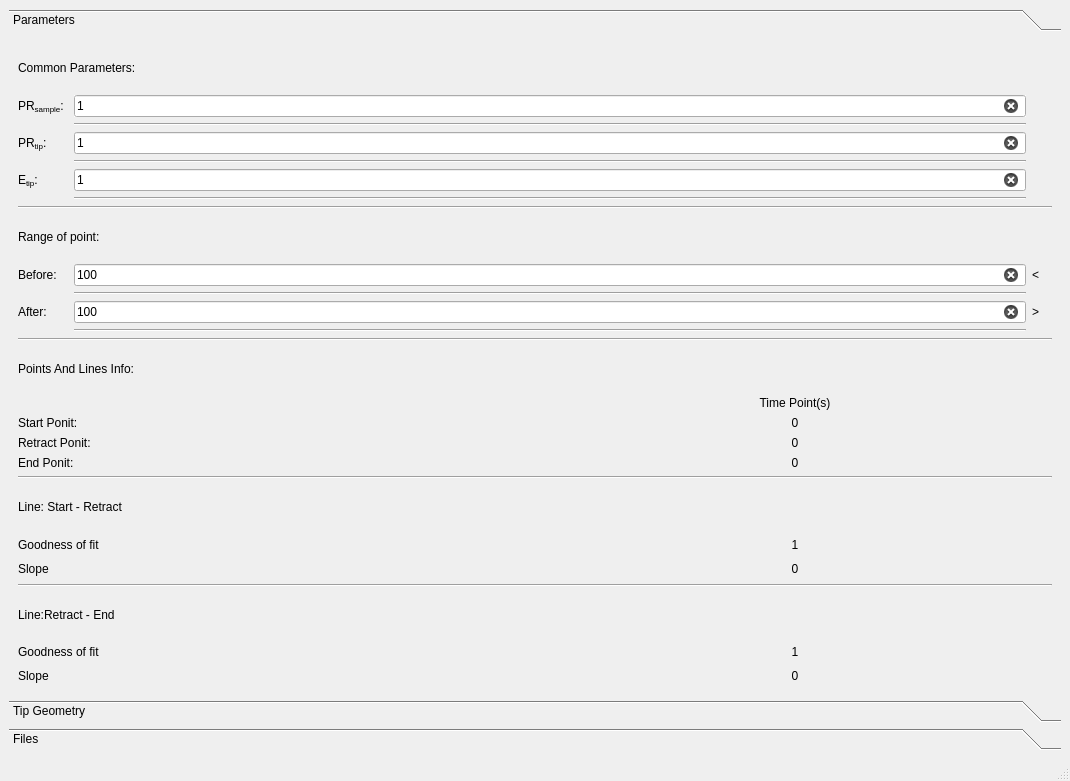
Above: UI_Main.ui from caowen2211891/SouthernUSAFM before the change. Below: the same form after it.
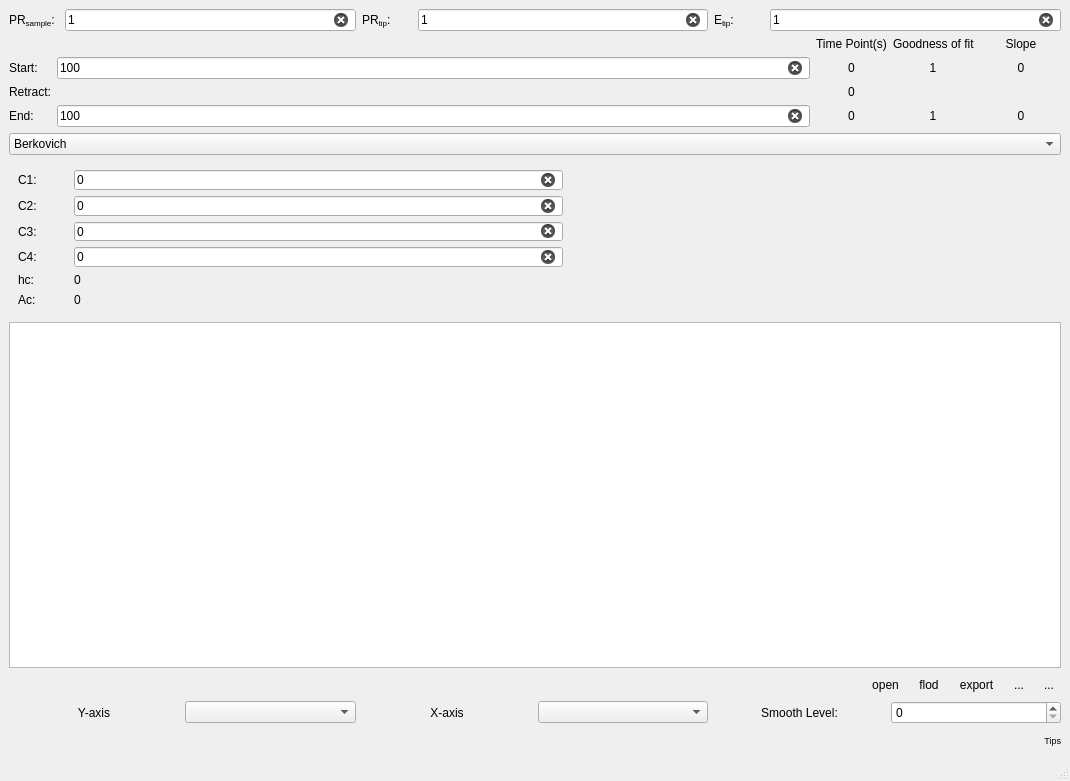
That is the form after the change. The open tabs and pages were chosen to show the change. Icons and pictures are not drawn.

Commit message: 调整界面布局

Patch:
```diff
--- a/UI_Main.ui
+++ b/UI_Main.ui
@@ -31,39 +31,10 @@
        </layout>
       </item>
       <item>
-       <widget class="QToolBox" name="toolBox">
-        <property name="minimumSize">
-         <size>
-          <width>0</width>
-          <height>200</height>
-         </size>
-        </property>
-        <property name="currentIndex">
-         <number>2</number>
-        </property>
-        <widget class="QWidget" name="page">
-         <property name="geometry">
-          <rect>
-           <x>0</x>
-           <y>0</y>
-           <width>418</width>
-           <height>641</height>
-          </rect>
-         </property>
-         <attribute name="label">
-          <string>Parameters</string>
-         </attribute>
-         <layout class="QVBoxLayout" name="verticalLayout">
+       <layout class="QVBoxLayout" name="verticalLayout_4">
           <item>
-           <widget class="QLabel" name="label_36">
-            <property name="text">
-             <string>Common Parameters:</string>
-            </property>
-           </widget>
-          </item>
+         <layout class="QHBoxLayout" name="horizontalLayout_4">
           <item>
-           <layout class="QGridLayout" name="gridLayout_2" rowstretch="0,0,0,0,0,0" rowminimumheight="0,0,0,0,0,0">
-            <item row="0" column="0">
              <widget class="QLabel" name="label_23">
               <property name="minimumSize">
                <size>
@@ -82,94 +53,7 @@
               </property>
              </widget>
             </item>
-            <item row="4" column="0">
-             <widget class="QLabel" name="label_28">
-              <property name="minimumSize">
-               <size>
-                <width>50</width>
-                <height>0</height>
-               </size>
-              </property>
-              <property name="maximumSize">
-               <size>
-                <width>50</width>
-                <height>16777215</height>
-               </size>
-              </property>
-              <property name="text">
-               <string>&lt;html&gt;&lt;head/&gt;&lt;body&gt;&lt;p&gt;E&lt;span style=&quot; vertical-align:sub;&quot;&gt;tip&lt;/span&gt;:&lt;/p&gt;&lt;/body&gt;&lt;/html&gt;</string>
-              </property>
-              <property name="wordWrap">
-               <bool>true</bool>
-              </property>
-             </widget>
-            </item>
-            <item row="2" column="1">
-             <widget class="QLineEdit" name="prtip_et">
-              <property name="maximumSize">
-               <size>
-                <width>16777215</width>
-                <height>16777215</height>
-               </size>
-              </property>
-              <property name="text">
-               <string>1</string>
-              </property>
-              <property name="clearButtonEnabled">
-               <bool>true</bool>
-              </property>
-             </widget>
-            </item>
-            <item row="0" column="2">
-             <widget class="QLabel" name="label_13">
-              <property name="minimumSize">
-               <size>
-                <width>20</width>
-                <height>0</height>
-               </size>
-              </property>
-              <property name="maximumSize">
-               <size>
-                <width>20</width>
-                <height>16777215</height>
-               </size>
-              </property>
-              <property name="text">
-               <string/>
-              </property>
-             </widget>
-            </item>
-            <item row="4" column="1">
-             <widget class="QLineEdit" name="etip_et">
-              <property name="maximumSize">
-               <size>
-                <width>16777215</width>
-                <height>16777215</height>
-               </size>
-              </property>
-              <property name="text">
-               <string>1</string>
-              </property>
-              <property name="clearButtonEnabled">
-               <bool>true</bool>
-              </property>
-             </widget>
-            </item>
-            <item row="3" column="1">
-             <widget class="Line" name="line_3">
-              <property name="orientation">
-               <enum>Qt::Horizontal</enum>
-              </property>
-             </widget>
-            </item>
-            <item row="5" column="1">
-             <widget class="Line" name="line_2">
-              <property name="orientation">
-               <enum>Qt::Horizontal</enum>
-              </property>
-             </widget>
-            </item>
-            <item row="0" column="1">
+          <item>
              <widget class="QLineEdit" name="prsample_et">
               <property name="maximumSize">
                <size>
@@ -202,14 +86,7 @@
               </property>
              </widget>
             </item>
-            <item row="1" column="1">
-             <widget class="Line" name="line">
-              <property name="orientation">
-               <enum>Qt::Horizontal</enum>
-              </property>
-             </widget>
-            </item>
-            <item row="2" column="0">
+          <item>
              <widget class="QLabel" name="label_24">
               <property name="minimumSize">
                <size>
@@ -231,17 +108,8 @@
               </property>
              </widget>
             </item>
-           </layout>
-          </item>
           <item>
-           <widget class="Line" name="line_6">
-            <property name="orientation">
-             <enum>Qt::Horizontal</enum>
-            </property>
-           </widget>
-          </item>
-          <item>
-           <widget class="QLabel" name="label_4">
+           <widget class="QLineEdit" name="prtip_et">
             <property name="maximumSize">
              <size>
               <width>16777215</width>
@@ -249,45 +117,15 @@
              </size>
             </property>
             <property name="text">
-             <string>Range of point:</string>
+             <string>1</string>
             </property>
-            <property name="alignment">
-             <set>Qt::AlignLeading|Qt::AlignLeft|Qt::AlignVCenter</set>
-            </property>
-           </widget>
-          </item>
-          <item>
-           <layout class="QGridLayout" name="gridLayout_7">
-            <item row="5" column="1">
-             <widget class="QLineEdit" name="ac_et">
-              <property name="minimumSize">
-               <size>
-                <width>0</width>
-                <height>0</height>
-               </size>
-              </property>
-              <property name="maximumSize">
-               <size>
-                <width>16777215</width>
-                <height>16777215</height>
-               </size>
-              </property>
-              <property name="acceptDrops">
-               <bool>false</bool>
-              </property>
-              <property name="text">
-               <string>100</string>
-              </property>
-              <property name="alignment">
-               <set>Qt::AlignLeading|Qt::AlignLeft|Qt::AlignVCenter</set>
-              </property>
               <property name="clearButtonEnabled">
                <bool>true</bool>
               </property>
              </widget>
             </item>
-            <item row="5" column="0">
-             <widget class="QLabel" name="label_27">
+          <item>
+           <widget class="QLabel" name="label_28">
               <property name="minimumSize">
                <size>
                 <width>50</width>
@@ -301,37 +139,15 @@
                </size>
               </property>
               <property name="text">
-               <string>After:</string>
-              </property>
-             </widget>
-            </item>
-            <item row="3" column="0">
-             <widget class="QLabel" name="label_14">
-              <property name="minimumSize">
-               <size>
-                <width>50</width>
-                <height>0</height>
-               </size>
-              </property>
-              <property name="maximumSize">
-               <size>
-                <width>50</width>
-                <height>16777215</height>
-               </size>
-              </property>
-              <property name="text">
-               <string>Before:</string>
-              </property>
-             </widget>
-            </item>
-            <item row="3" column="1">
-             <widget class="QLineEdit" name="bc_et">
-              <property name="minimumSize">
-               <size>
-                <width>0</width>
-                <height>0</height>
-               </size>
-              </property>
+             <string>&lt;html&gt;&lt;head/&gt;&lt;body&gt;&lt;p&gt;E&lt;span style=&quot; vertical-align:sub;&quot;&gt;tip&lt;/span&gt;:&lt;/p&gt;&lt;/body&gt;&lt;/html&gt;</string>
+            </property>
+            <property name="wordWrap">
+             <bool>true</bool>
+            </property>
+           </widget>
+          </item>
+          <item>
+           <widget class="QLineEdit" name="etip_et">
               <property name="maximumSize">
                <size>
                 <width>16777215</width>
@@ -339,87 +155,57 @@
                </size>
               </property>
               <property name="text">
-               <string>100</string>
-              </property>
-              <property name="alignment">
-               <set>Qt::AlignLeading|Qt::AlignLeft|Qt::AlignVCenter</set>
-              </property>
+             <string>1</string>
+            </property>
               <property name="clearButtonEnabled">
                <bool>true</bool>
               </property>
              </widget>
             </item>
-            <item row="3" column="2">
-             <widget class="QLabel" name="label_37">
-              <property name="minimumSize">
-               <size>
-                <width>20</width>
-                <height>0</height>
-               </size>
-              </property>
-              <property name="maximumSize">
-               <size>
-                <width>20</width>
-                <height>16777215</height>
-               </size>
-              </property>
-              <property name="text">
-               <string>&lt;</string>
-              </property>
-             </widget>
-            </item>
-            <item row="6" column="1">
-             <widget class="Line" name="line_4">
-              <property name="orientation">
-               <enum>Qt::Horizontal</enum>
-              </property>
-             </widget>
-            </item>
-            <item row="4" column="1">
-             <widget class="Line" name="line_5">
-              <property name="orientation">
-               <enum>Qt::Horizontal</enum>
-              </property>
-             </widget>
-            </item>
-            <item row="5" column="2">
-             <widget class="QLabel" name="label_3">
-              <property name="minimumSize">
-               <size>
-                <width>20</width>
-                <height>0</height>
-               </size>
-              </property>
-              <property name="maximumSize">
-               <size>
-                <width>20</width>
-                <height>16777215</height>
-               </size>
-              </property>
-              <property name="text">
-               <string>&gt;</string>
-              </property>
-             </widget>
-            </item>
-           </layout>
-          </item>
-          <item>
-           <widget class="Line" name="line_7">
-            <property name="orientation">
-             <enum>Qt::Horizontal</enum>
-            </property>
-           </widget>
-          </item>
-          <item>
-           <widget class="QLabel" name="label_39">
-            <property name="text">
-             <string>Points And Lines Info:</string>
-            </property>
-           </widget>
-          </item>
+         </layout>
+        </item>
           <item>
            <layout class="QGridLayout" name="gridLayout_8">
-            <item row="0" column="1">
+          <item row="2" column="2">
+           <widget class="QLabel" name="rt_et">
+            <property name="text">
+             <string>0</string>
+            </property>
+            <property name="alignment">
+             <set>Qt::AlignCenter</set>
+            </property>
+           </widget>
+          </item>
+          <item row="3" column="3">
+           <widget class="QLabel" name="r2_after">
+            <property name="minimumSize">
+             <size>
+              <width>80</width>
+              <height>0</height>
+             </size>
+            </property>
+            <property name="maximumSize">
+             <size>
+              <width>80</width>
+              <height>16777215</height>
+             </size>
+            </property>
+            <property name="text">
+             <string>1</string>
+            </property>
+            <property name="alignment">
+             <set>Qt::AlignCenter</set>
+            </property>
+           </widget>
+          </item>
+          <item row="1" column="0">
+           <widget class="QLabel" name="label_35">
+            <property name="text">
+             <string>Start:</string>
+            </property>
+           </widget>
+          </item>
+          <item row="0" column="2">
              <widget class="QLabel" name="label_17">
               <property name="maximumSize">
                <size>
@@ -435,14 +221,7 @@
               </property>
              </widget>
             </item>
-            <item row="3" column="0">
-             <widget class="QLabel" name="label_41">
-              <property name="text">
-               <string>End Ponit:</string>
-              </property>
-             </widget>
-            </item>
-            <item row="3" column="1">
+          <item row="3" column="2">
              <widget class="QLabel" name="after_time">
               <property name="text">
                <string>0</string>
@@ -452,24 +231,14 @@
               </property>
              </widget>
             </item>
-            <item row="2" column="0">
-             <widget class="QLabel" name="label_40">
+          <item row="3" column="0">
+           <widget class="QLabel" name="label_41">
               <property name="text">
-               <string>Retract Ponit:</string>
+             <string>End:</string>
               </property>
              </widget>
             </item>
-            <item row="2" column="1">
-             <widget class="QLabel" name="rt_et">
-              <property name="text">
-               <string>0</string>
-              </property>
-              <property name="alignment">
-               <set>Qt::AlignCenter</set>
-              </property>
-             </widget>
-            </item>
-            <item row="1" column="1">
+          <item row="1" column="2">
              <widget class="QLabel" name="before_time">
               <property name="text">
                <string>0</string>
@@ -479,81 +248,20 @@
               </property>
              </widget>
             </item>
-            <item row="1" column="0">
-             <widget class="QLabel" name="label_35">
-              <property name="text">
-               <string>Start Ponit:</string>
-              </property>
-             </widget>
-            </item>
-           </layout>
-          </item>
-          <item>
-           <widget class="Line" name="line_8">
-            <property name="orientation">
-             <enum>Qt::Horizontal</enum>
-            </property>
-           </widget>
-          </item>
-          <item>
-           <widget class="QLabel" name="label_42">
-            <property name="text">
-             <string>Line: Start - Retract</string>
-            </property>
-           </widget>
-          </item>
-          <item>
-           <layout class="QGridLayout" name="gridLayout_10">
-            <item row="0" column="0">
-             <widget class="QLabel" name="label_7">
-              <property name="maximumSize">
-               <size>
-                <width>16777215</width>
-                <height>16777215</height>
-               </size>
-              </property>
-              <property name="text">
-               <string>Goodness of fit</string>
-              </property>
-              <property name="alignment">
-               <set>Qt::AlignLeading|Qt::AlignLeft|Qt::AlignVCenter</set>
-              </property>
-             </widget>
-            </item>
-            <item row="0" column="1">
-             <widget class="QLabel" name="r2_before">
-              <property name="text">
-               <string>1</string>
-              </property>
-              <property name="alignment">
-               <set>Qt::AlignCenter</set>
-              </property>
-             </widget>
-            </item>
-            <item row="1" column="0">
-             <widget class="QLabel" name="label_6">
-              <property name="minimumSize">
-               <size>
-                <width>0</width>
-                <height>0</height>
-               </size>
-              </property>
-              <property name="maximumSize">
-               <size>
-                <width>16777215</width>
-                <height>16777215</height>
-               </size>
-              </property>
-              <property name="text">
-               <string>Slope</string>
-              </property>
-              <property name="alignment">
-               <set>Qt::AlignLeading|Qt::AlignLeft|Qt::AlignVCenter</set>
-              </property>
-             </widget>
-            </item>
-            <item row="1" column="1">
+          <item row="1" column="4">
              <widget class="QLabel" name="slope_before">
+            <property name="minimumSize">
+             <size>
+              <width>80</width>
+              <height>0</height>
+             </size>
+            </property>
+            <property name="maximumSize">
+             <size>
+              <width>80</width>
+              <height>16777215</height>
+             </size>
+            </property>
               <property name="text">
                <string>0</string>
               </property>
@@ -562,49 +270,49 @@
               </property>
              </widget>
             </item>
-           </layout>
-          </item>
-          <item>
-           <widget class="Line" name="line_9">
-            <property name="orientation">
-             <enum>Qt::Horizontal</enum>
-            </property>
-           </widget>
-          </item>
-          <item>
-           <widget class="QLabel" name="label_43">
+          <item row="2" column="0">
+           <widget class="QLabel" name="label_40">
             <property name="text">
-             <string>Line:Retract - End</string>
+             <string>Retract:</string>
             </property>
            </widget>
           </item>
-          <item>
-           <layout class="QGridLayout" name="gridLayout_9">
-            <item row="0" column="1">
-             <widget class="QLabel" name="r2_after">
+          <item row="0" column="4">
+           <widget class="QLabel" name="label_6">
               <property name="minimumSize">
                <size>
-                <width>20</width>
+              <width>0</width>
                 <height>0</height>
                </size>
               </property>
+            <property name="maximumSize">
+             <size>
+              <width>16777215</width>
+              <height>16777215</height>
+             </size>
+            </property>
               <property name="text">
-               <string>1</string>
+             <string>Slope</string>
               </property>
               <property name="alignment">
                <set>Qt::AlignCenter</set>
               </property>
              </widget>
             </item>
-            <item row="0" column="0">
-             <widget class="QLabel" name="label_44">
-              <property name="text">
-               <string>Goodness of fit</string>
-              </property>
-             </widget>
-            </item>
-            <item row="1" column="1">
+          <item row="3" column="4">
              <widget class="QLabel" name="slope_after">
+            <property name="minimumSize">
+             <size>
+              <width>80</width>
+              <height>0</height>
+             </size>
+            </property>
+            <property name="maximumSize">
+             <size>
+              <width>80</width>
+              <height>16777215</height>
+             </size>
+            </property>
               <property name="text">
                <string>0</string>
               </property>
@@ -613,30 +321,99 @@
               </property>
              </widget>
             </item>
-            <item row="1" column="0">
-             <widget class="QLabel" name="label_45">
+          <item row="0" column="3">
+           <widget class="QLabel" name="label_7">
+            <property name="maximumSize">
+             <size>
+              <width>16777215</width>
+              <height>16777215</height>
+             </size>
+            </property>
               <property name="text">
-               <string>Slope</string>
-              </property>
-             </widget>
-            </item>
-           </layout>
+             <string>Goodness of fit</string>
+            </property>
+            <property name="alignment">
+             <set>Qt::AlignLeading|Qt::AlignLeft|Qt::AlignVCenter</set>
+            </property>
+           </widget>
+          </item>
+          <item row="3" column="1">
+           <widget class="QLineEdit" name="ac_et">
+            <property name="minimumSize">
+             <size>
+              <width>0</width>
+              <height>0</height>
+             </size>
+            </property>
+            <property name="maximumSize">
+             <size>
+              <width>16777215</width>
+              <height>16777215</height>
+             </size>
+            </property>
+            <property name="acceptDrops">
+             <bool>false</bool>
+            </property>
+            <property name="text">
+             <string>100</string>
+            </property>
+            <property name="alignment">
+             <set>Qt::AlignLeading|Qt::AlignLeft|Qt::AlignVCenter</set>
+            </property>
+            <property name="clearButtonEnabled">
+             <bool>true</bool>
+            </property>
+           </widget>
           </item>
-         </layout>
-        </widget>
-        <widget class="QWidget" name="Tip">
-         <property name="geometry">
-          <rect>
-           <x>0</x>
-           <y>0</y>
-           <width>418</width>
-           <height>641</height>
-          </rect>
-         </property>
-         <attribute name="label">
-          <string>Tip Geometry</string>
-         </attribute>
-         <layout class="QVBoxLayout" name="verticalLayout_2">
+          <item row="1" column="1">
+           <widget class="QLineEdit" name="bc_et">
+            <property name="minimumSize">
+             <size>
+              <width>0</width>
+              <height>0</height>
+             </size>
+            </property>
+            <property name="maximumSize">
+             <size>
+              <width>16777215</width>
+              <height>16777215</height>
+             </size>
+            </property>
+            <property name="text">
+             <string>100</string>
+            </property>
+            <property name="alignment">
+             <set>Qt::AlignLeading|Qt::AlignLeft|Qt::AlignVCenter</set>
+            </property>
+            <property name="clearButtonEnabled">
+             <bool>true</bool>
+            </property>
+           </widget>
+          </item>
+          <item row="1" column="3">
+           <widget class="QLabel" name="r2_before">
+            <property name="minimumSize">
+             <size>
+              <width>80</width>
+              <height>0</height>
+             </size>
+            </property>
+            <property name="maximumSize">
+             <size>
+              <width>80</width>
+              <height>16777215</height>
+             </size>
+            </property>
+            <property name="text">
+             <string>1</string>
+            </property>
+            <property name="alignment">
+             <set>Qt::AlignCenter</set>
+            </property>
+           </widget>
+          </item>
+         </layout>
+        </item>
           <item>
            <widget class="QComboBox" name="tipGeometryComboBox">
             <item>
@@ -670,7 +447,7 @@
             <property name="maximumSize">
              <size>
               <width>16777215</width>
-              <height>16777215</height>
+            <height>155</height>
              </size>
             </property>
             <property name="statusTip">
@@ -689,94 +466,7 @@
              <layout class="QVBoxLayout" name="verticalLayout_3">
               <item>
                <layout class="QGridLayout" name="gridLayout_6">
-                <item row="5" column="1">
-                 <widget class="QLineEdit" name="et_c3">
-                  <property name="minimumSize">
-                   <size>
-                    <width>100</width>
-                    <height>0</height>
-                   </size>
-                  </property>
-                  <property name="maximumSize">
-                   <size>
-                    <width>16777215</width>
-                    <height>16777215</height>
-                   </size>
-                  </property>
-                  <property name="text">
-                   <string>0</string>
-                  </property>
-                  <property name="clearButtonEnabled">
-                   <bool>true</bool>
-                  </property>
-                 </widget>
-                </item>
-                <item row="3" column="1">
-                 <widget class="QLineEdit" name="et_c2">
-                  <property name="minimumSize">
-                   <size>
-                    <width>100</width>
-                    <height>0</height>
-                   </size>
-                  </property>
-                  <property name="maximumSize">
-                   <size>
-                    <width>16777215</width>
-                    <height>16777215</height>
-                   </size>
-                  </property>
-                  <property name="text">
-                   <string>0</string>
-                  </property>
-                  <property name="clearButtonEnabled">
-                   <bool>true</bool>
-                  </property>
-                 </widget>
-                </item>
-                <item row="4" column="1">
-                 <widget class="Line" name="line_11">
-                  <property name="orientation">
-                   <enum>Qt::Horizontal</enum>
-                  </property>
-                 </widget>
-                </item>
-                <item row="2" column="1">
-                 <widget class="Line" name="line_10">
-                  <property name="orientation">
-                   <enum>Qt::Horizontal</enum>
-                  </property>
-                 </widget>
-                </item>
                 <item row="5" column="0">
-                 <widget class="QLabel" name="label_18">
-                  <property name="minimumSize">
-                   <size>
-                    <width>50</width>
-                    <height>0</height>
-                   </size>
-                  </property>
-                  <property name="maximumSize">
-                   <size>
-                    <width>50</width>
-                    <height>16777215</height>
-                   </size>
-                  </property>
-                  <property name="text">
-                   <string>C3:</string>
-                  </property>
-                 </widget>
-                </item>
-                <item row="9" column="1">
-                 <widget class="QLabel" name="label_hc">
-                  <property name="text">
-                   <string>0</string>
-                  </property>
-                  <property name="textInteractionFlags">
-                   <set>Qt::LinksAccessibleByMouse|Qt::TextSelectableByMouse</set>
-                  </property>
-                 </widget>
-                </item>
-                <item row="9" column="0">
                  <widget class="QLabel" name="label_16">
                   <property name="minimumSize">
                    <size>
@@ -798,8 +488,52 @@
                   </property>
                  </widget>
                 </item>
-                <item row="10" column="1">
-                 <widget class="QLabel" name="label_ac">
+              <item row="4" column="1">
+               <widget class="QLineEdit" name="et_c4">
+                <property name="minimumSize">
+                 <size>
+                  <width>100</width>
+                  <height>0</height>
+                 </size>
+                </property>
+                <property name="maximumSize">
+                 <size>
+                  <width>16777215</width>
+                  <height>16777215</height>
+                 </size>
+                </property>
+                <property name="text">
+                 <string>0</string>
+                </property>
+                <property name="clearButtonEnabled">
+                 <bool>true</bool>
+                </property>
+               </widget>
+              </item>
+              <item row="3" column="1">
+               <widget class="QLineEdit" name="et_c3">
+                <property name="minimumSize">
+                 <size>
+                  <width>100</width>
+                  <height>0</height>
+                 </size>
+                </property>
+                <property name="maximumSize">
+                 <size>
+                  <width>16777215</width>
+                  <height>16777215</height>
+                 </size>
+                </property>
+                <property name="text">
+                 <string>0</string>
+                </property>
+                <property name="clearButtonEnabled">
+                 <bool>true</bool>
+                </property>
+               </widget>
+              </item>
+              <item row="5" column="1">
+               <widget class="QLabel" name="label_hc">
                   <property name="text">
                    <string>0</string>
                   </property>
@@ -821,8 +555,8 @@
                   </property>
                  </spacer>
                 </item>
-                <item row="7" column="0">
-                 <widget class="QLabel" name="label_30">
+              <item row="3" column="0">
+               <widget class="QLabel" name="label_18">
                   <property name="minimumSize">
                    <size>
                     <width>50</width>
@@ -836,7 +570,7 @@
                    </size>
                   </property>
                   <property name="text">
-                   <string>C4:</string>
+                 <string>C3:</string>
                   </property>
                  </widget>
                 </item>
@@ -884,7 +618,58 @@
                   </property>
                  </widget>
                 </item>
-                <item row="10" column="0">
+              <item row="2" column="1">
+               <widget class="QLineEdit" name="et_c2">
+                <property name="minimumSize">
+                 <size>
+                  <width>100</width>
+                  <height>0</height>
+                 </size>
+                </property>
+                <property name="maximumSize">
+                 <size>
+                  <width>16777215</width>
+                  <height>16777215</height>
+                 </size>
+                </property>
+                <property name="text">
+                 <string>0</string>
+                </property>
+                <property name="clearButtonEnabled">
+                 <bool>true</bool>
+                </property>
+               </widget>
+              </item>
+              <item row="4" column="0">
+               <widget class="QLabel" name="label_30">
+                <property name="minimumSize">
+                 <size>
+                  <width>50</width>
+                  <height>0</height>
+                 </size>
+                </property>
+                <property name="maximumSize">
+                 <size>
+                  <width>50</width>
+                  <height>16777215</height>
+                 </size>
+                </property>
+                <property name="text">
+                 <string>C4:</string>
+                </property>
+               </widget>
+              </item>
+              <item row="6" column="1">
+               <widget class="QLabel" name="label_ac">
+                <property name="text">
+                 <string>0</string>
+                </property>
+                <property name="textInteractionFlags">
+                 <set>Qt::LinksAccessibleByMouse|Qt::TextSelectableByMouse</set>
+                </property>
+               </widget>
+              </item>
+              <item row="6" column="0">
                  <widget class="QLabel" name="label_32">
                   <property name="minimumSize">
                    <size>
@@ -906,29 +691,7 @@
                   </property>
                  </widget>
                 </item>
-                <item row="7" column="1">
-                 <widget class="QLineEdit" name="et_c4">
-                  <property name="minimumSize">
-                   <size>
-                    <width>100</width>
-                    <height>0</height>
-                   </size>
-                  </property>
-                  <property name="maximumSize">
-                   <size>
-                    <width>16777215</width>
-                    <height>16777215</height>
-                   </size>
-                  </property>
-                  <property name="text">
-                   <string>0</string>
-                  </property>
-                  <property name="clearButtonEnabled">
-                   <bool>true</bool>
-                  </property>
-                 </widget>
-                </item>
-                <item row="3" column="0">
+              <item row="2" column="0">
                  <widget class="QLabel" name="label_29">
                   <property name="minimumSize">
                    <size>
@@ -947,33 +710,6 @@
                   </property>
                  </widget>
                 </item>
-                <item row="11" column="0">
-                 <spacer name="verticalSpacer">
-                  <property name="orientation">
-                   <enum>Qt::Vertical</enum>
-                  </property>
-                  <property name="sizeHint" stdset="0">
-                   <size>
-                    <width>20</width>
-                    <height>40</height>
-                   </size>
-                  </property>
-                 </spacer>
-                </item>
-                <item row="6" column="1">
-                 <widget class="Line" name="line_12">
-                  <property name="orientation">
-                   <enum>Qt::Horizontal</enum>
-                  </property>
-                 </widget>
-                </item>
-                <item row="8" column="1">
-                 <widget class="Line" name="line_13">
-                  <property name="orientation">
-                   <enum>Qt::Horizontal</enum>
-                  </property>
-                 </widget>
-                </item>
                </layout>
               </item>
              </layout>
@@ -1003,32 +739,6 @@
                     </property>
                    </widget>
                   </item>
-                  <item row="0" column="3">
-                   <spacer name="horizontalSpacer_2">
-                    <property name="orientation">
-                     <enum>Qt::Horizontal</enum>
-                    </property>
-                    <property name="sizeHint" stdset="0">
-                     <size>
-                      <width>40</width>
-                      <height>20</height>
-                     </size>
-                    </property>
-                   </spacer>
-                  </item>
-                  <item row="1" column="0">
-                   <spacer name="verticalSpacer_2">
-                    <property name="orientation">
-                     <enum>Qt::Vertical</enum>
-                    </property>
-                    <property name="sizeHint" stdset="0">
-                     <size>
-                      <width>20</width>
-                      <height>40</height>
-                     </size>
-                    </property>
-                   </spacer>
-                  </item>
                   <item row="0" column="0">
                    <widget class="QLabel" name="label_5">
                     <property name="minimumSize">
@@ -1070,6 +780,32 @@
                     </property>
                    </widget>
                   </item>
+                <item row="0" column="3">
+                 <spacer name="horizontalSpacer_2">
+                  <property name="orientation">
+                   <enum>Qt::Horizontal</enum>
+                  </property>
+                  <property name="sizeHint" stdset="0">
+                   <size>
+                    <width>40</width>
+                    <height>20</height>
+                   </size>
+                  </property>
+                 </spacer>
+                </item>
+                <item row="1" column="0">
+                 <spacer name="verticalSpacer_2">
+                  <property name="orientation">
+                   <enum>Qt::Vertical</enum>
+                  </property>
+                  <property name="sizeHint" stdset="0">
+                   <size>
+                    <width>20</width>
+                    <height>40</height>
+                   </size>
+                  </property>
+                 </spacer>
+                </item>
                  </layout>
                 </item>
                </layout>
@@ -1078,21 +814,6 @@
             </widget>
            </widget>
           </item>
-         </layout>
-        </widget>
-        <widget class="QWidget" name="page_2">
-         <property name="geometry">
-          <rect>
-           <x>0</x>
-           <y>0</y>
-           <width>418</width>
-           <height>641</height>
-          </rect>
-         </property>
-         <attribute name="label">
-          <string>Files</string>
-         </attribute>
-         <layout class="QVBoxLayout" name="verticalLayout_6">
           <item>
            <widget class="QTableWidget" name="tableWidget"/>
           </item>
@@ -1220,7 +941,7 @@
           </item>
           <item>
            <layout class="QGridLayout" name="gridLayout_3">
-            <item row="2" column="0">
+          <item row="0" column="4">
              <widget class="QLabel" name="label_11">
               <property name="text">
                <string>Smooth Level:</string>
@@ -1230,7 +951,7 @@
               </property>
              </widget>
             </item>
-            <item row="1" column="0">
+          <item row="0" column="2">
              <widget class="QLabel" name="label_10">
               <property name="text">
                <string>X-axis</string>
@@ -1240,13 +961,10 @@
               </property>
              </widget>
             </item>
-            <item row="2" column="1">
-             <widget class="QSpinBox" name="smooth_spinBox"/>
-            </item>
             <item row="0" column="1">
              <widget class="QComboBox" name="y_combo"/>
             </item>
-            <item row="1" column="1">
+          <item row="0" column="3">
              <widget class="QComboBox" name="x_combo"/>
             </item>
             <item row="0" column="0">
@@ -1259,6 +977,9 @@
               </property>
              </widget>
             </item>
+          <item row="0" column="5">
+           <widget class="QSpinBox" name="smooth_spinBox"/>
+          </item>
            </layout>
           </item>
           <item>
@@ -1283,8 +1004,6 @@
            </widget>
           </item>
          </layout>
-        </widget>
-       </widget>
       </item>
      </layout>
     </item>
```
Lines whose indentation alone changed are shown as unchanged. The commit also changes 4 other files.
